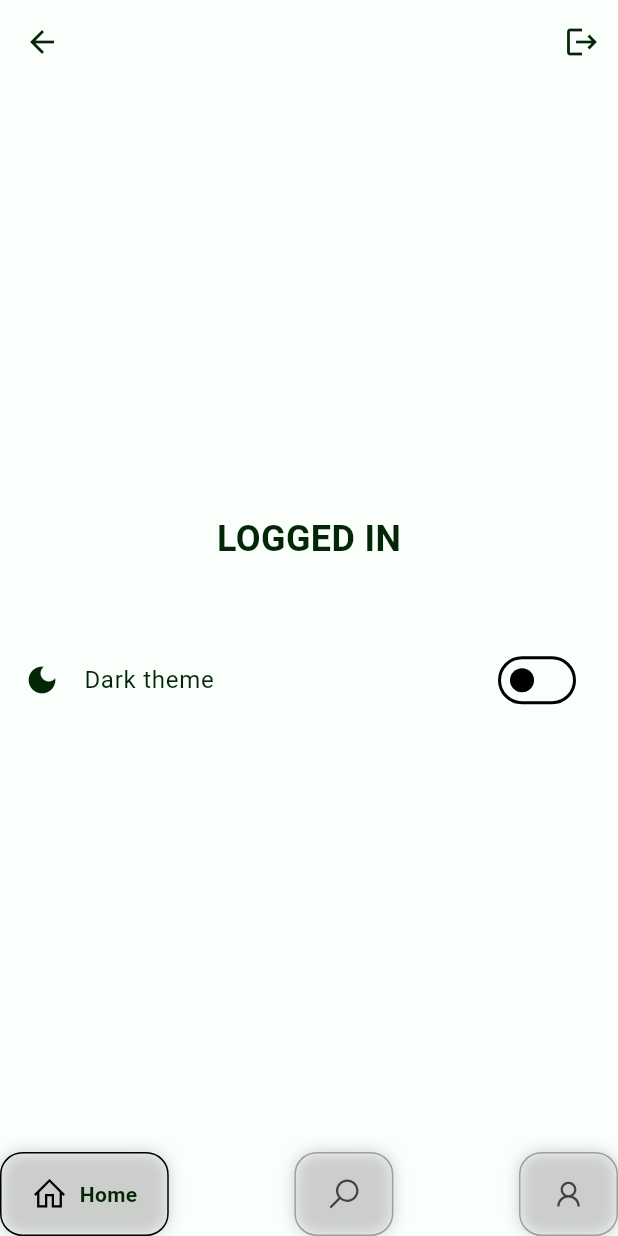
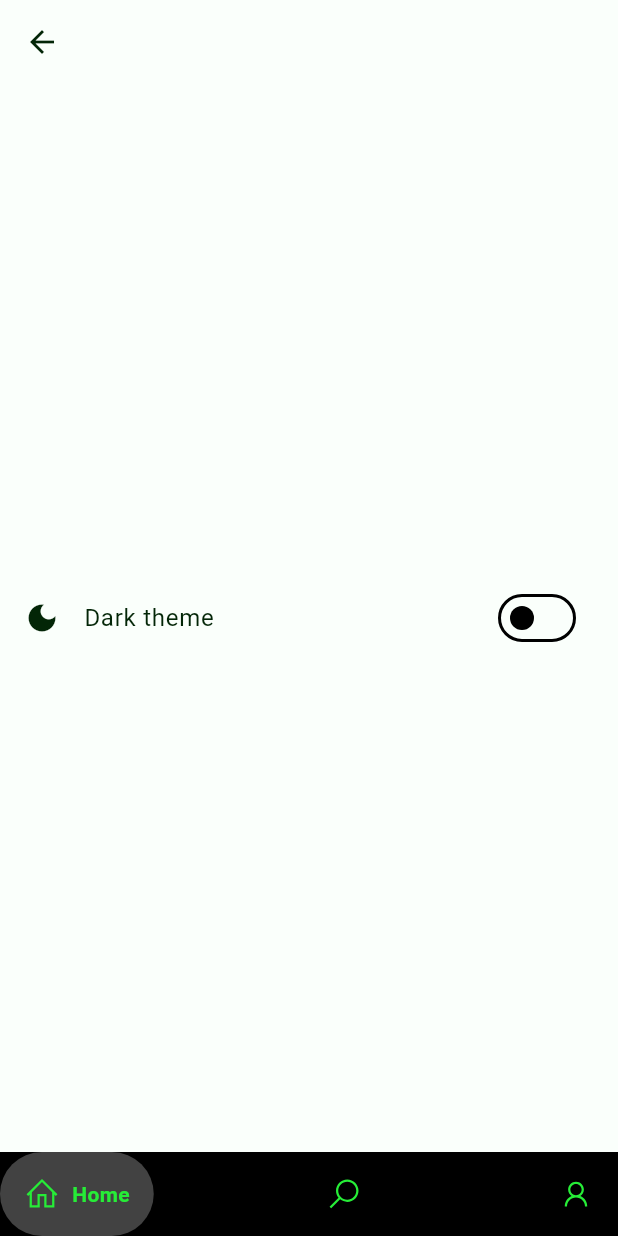
Before and after one commit to MiroslavKosek/bakaplay, a Flutter app: the HomePage screen opened directly, on a phone screen of 412 x 824 dp. Run offline on Flutter 3.47's test engine with Material 3 defaults, Android fonts, the phone set to English and light mode, and no system bars; drawn by our look-alikes of google_nav_bar; our stand-ins replace cloud_firestore, firebase_auth, firebase_core, google_sign_in, hexcolor, line_icons; accounts and stored records are empty.

Commit message:
show mainpage and edited navbar

```diff
--- a/lib/components/navbar.dart
+++ b/lib/components/navbar.dart
@@ -3,27 +3,19 @@ import 'package:google_nav_bar/google_nav_bar.dart';
 import 'package:line_icons/line_icons.dart';
 
 class Navbar extends StatelessWidget {
+  const Navbar({super.key});
+
   @override
   Widget build(BuildContext context) {
     return GNav(
-      rippleColor: Colors.grey[800]!, // tab button ripple color when pressed
-      hoverColor: Colors.grey[700]!, // tab button hover color
-      haptic: true, // haptic feedback
-      tabBorderRadius: 15,
-      tabActiveBorder: Border.all(color: Colors.black, width: 1), // tab button border
-      tabBorder: Border.all(color: Colors.grey, width: 1), // tab button border
-      tabShadow: [
-        BoxShadow(color: Colors.grey.withOpacity(0.5), blurRadius: 8)
-      ], // tab button shadow
-      curve: Curves.easeOutExpo, // tab animation curves
-      duration: Duration(milliseconds: 100), // tab animation duration
-      gap: 8, // the tab button gap between icon and text
-      color: Colors.grey[800]!, // unselected icon color
-      //activeColor: Colors.purple, // selected icon and text color
-      iconSize: 24, // tab button icon size
-      //tabBackgroundColor: Colors.purple.withOpacity(0.1), // selected tab background color
-      padding: EdgeInsets.symmetric(horizontal: 20, vertical: 15), // navigation bar padding
-      tabs: [
+      backgroundColor: Colors.black,
+      color: Theme.of(context).colorScheme.primary,
+      haptic: true,
+      gap: 8,
+      activeColor: Theme.of(context).colorScheme.primary,
+      tabBackgroundColor: Colors.grey.shade800,
+      padding: const EdgeInsets.all(16),
+      tabs: const [
         GButton(
           icon: LineIcons.home,
           text: 'Home',
--- a/lib/main.dart
+++ b/lib/main.dart
@@ -1,4 +1,5 @@
-import 'package:bakaplay/pages/auth_page.dart';
+//import 'package:bakaplay/pages/auth_page.dart';
+import 'package:bakaplay/pages/home_page.dart';
 import 'package:bakaplay/theme/theme_provider.dart';
 import 'package:flutter/material.dart';
 import 'package:firebase_core/firebase_core.dart';
@@ -24,7 +25,8 @@ class MyApp extends StatelessWidget {
       title: 'BakaPlay',
       debugShowCheckedModeBanner: false,
       theme: Provider.of<ThemeProvider>(context).themeData,
-      home: const AuthPage()
+      //home: const AuthPage()
+      home: const HomePage()
     );
   }
 }
--- a/lib/pages/home_page.dart
+++ b/lib/pages/home_page.dart
@@ -1,17 +1,17 @@
 import 'package:bakaplay/components/navbar.dart';
 import 'package:bakaplay/components/theme_switch_tile.dart';
-import 'package:firebase_auth/firebase_auth.dart';
+//import 'package:firebase_auth/firebase_auth.dart';
 import 'package:flutter/material.dart';
 
 class HomePage extends StatelessWidget {
-  HomePage({super.key});
+  const HomePage({super.key});
 
-  final user = FirebaseAuth.instance.currentUser!;
+  //final user = FirebaseAuth.instance.currentUser!;
 
   // sign user out method
-  void signUserOut() {
+  /*void signUserOut() {
     FirebaseAuth.instance.signOut();
-  }
+  }*/
 
   @override
   Widget build(BuildContext context) {
@@ -19,19 +19,19 @@ class HomePage extends StatelessWidget {
       backgroundColor: Theme.of(context).colorScheme.surface,
       appBar: AppBar(
         backgroundColor: Theme.of(context).colorScheme.surface,
-        actions: [
-          IconButton(
+        actions: const [
+          /*IconButton(
             onPressed: signUserOut,
             icon: const Icon(Icons.logout),
             color: Theme.of(context).colorScheme.onSurface,
-          )
+          )*/
         ],
       ),
-      body: Center(
+      body: const Center(
         child: Column(
           mainAxisAlignment: MainAxisAlignment.center,
           children: [
-            Text(
+            /*Text(
               "LOGGED IN",
               style: TextStyle(fontSize: 24, fontWeight: FontWeight.bold, color: Theme.of(context).colorScheme.onSurface),
             ),
@@ -43,13 +43,13 @@ class HomePage extends StatelessWidget {
               style: TextStyle(fontSize: 20, color: Theme.of(context).colorScheme.onSurface),
             ),
 
-            const SizedBox(height: 10),
+            const SizedBox(height: 10),*/
 
-            const ThemeSwitchTile()
+            ThemeSwitchTile()
           ],
         ),
       ),
-      bottomNavigationBar: Navbar(), // Use the Navbar component here
+      bottomNavigationBar: const Navbar(),
     );
-  } //test commit
+  }
 }
--- a/lib/service/auth.dart
+++ b/lib/service/auth.dart
@@ -41,7 +41,7 @@ class AuthMethods {
         .addUser(userDetails.uid, userInfoMap)
         .then((value) {
       Navigator.push(
-          context, MaterialPageRoute(builder: (context) => HomePage()));
+          context, MaterialPageRoute(builder: (context) => const HomePage()));
     });
   }
 }
```
